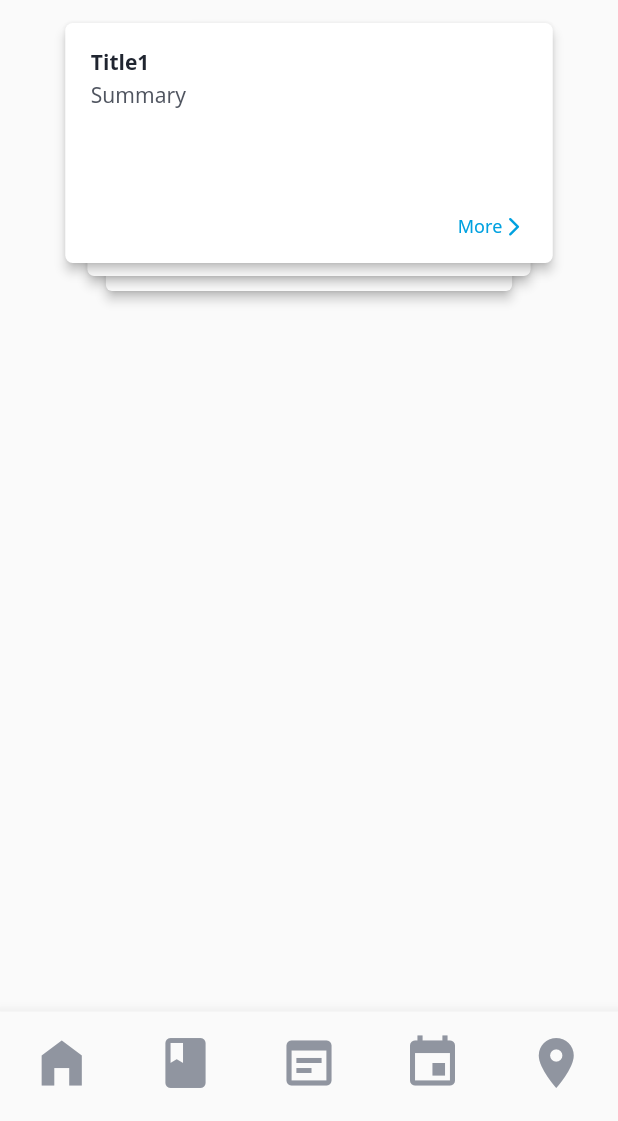
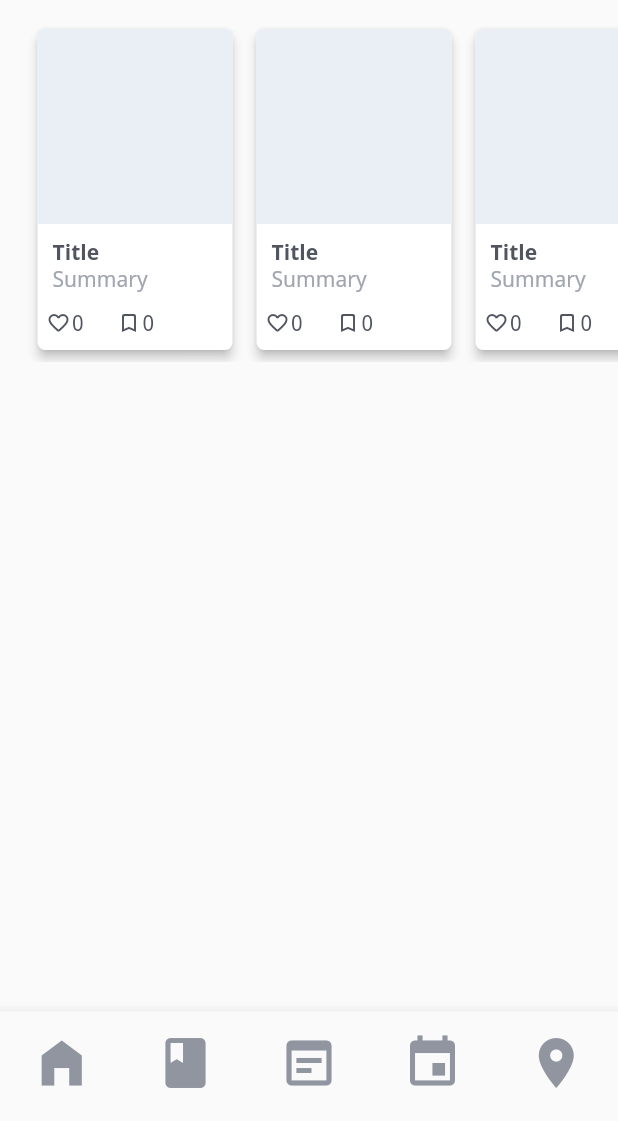
Before and after one commit to padong4284/padong-app, a Flutter app: the MainView screen opened by its route, on a phone screen of 412 x 824 dp, the part 115-1236 px from its top. Run offline on Flutter 3.47's test engine with Material 2 defaults, Android fonts, the phone set to English and light mode, and no system bars.

Commit message:
feat: Horizontal Scroll Cards (#59)
* refactor: PostCard fixed size

* feat: overflow parent's padding scrollable

* feat: set leftend, rightend padding same to parent

```diff
--- a/lib/ui/views/main/main_view.dart
+++ b/lib/ui/views/main/main_view.dart
@@ -1,8 +1,8 @@
 import 'package:flutter/material.dart';
 import 'package:padong/ui/theme/app_theme.dart';
 import 'package:padong/ui/views/bottom_navigation_bar.dart';
-import 'package:padong/ui//widgets/swipe_deck.dart';
-import 'package:padong/ui/widgets/summary_card.dart';
+import 'package:padong/ui/widgets/post_card.dart';
+import 'package:padong/ui/widgets/horizontal_scroller.dart';
 
 class MainView extends StatefulWidget {
   final bool isPMain;
@@ -22,7 +22,12 @@ class _MainViewState extends State<MainView> {
             child: Column(
               children: [
                 this._buildTopBar(),
-                SwipeDeck(cards: [SummaryCard('1', title: 'Title1'), SummaryCard('2', title: 'Title2'), SummaryCard('3', title: 'Title3')]),
+                HorizontalScroller(
+                  padding: 3.0,
+                  parentLeftPadding: 20.0,
+                    parentRightPadding: 20.0,
+                  children: Iterable<int>.generate(10).map((idx) => PostCard(idx.toString())).toList()
+                )
               ],
             )),
         bottomNavigationBar: PadongBottomNavigationBar());
--- /dev/null
+++ b/lib/ui/widgets/horizontal_scroller.dart
@@ -0,0 +1,50 @@
+import 'package:flutter/material.dart';
+
+class HorizontalScroller extends StatelessWidget {
+  final List<Widget> children;
+  final double padding;
+  final parentLeftPadding;
+  final parentRightPadding;
+
+  HorizontalScroller(
+      {@required this.children,
+      @required this.parentLeftPadding,
+      @required this.parentRightPadding,
+      padding})
+      : this.padding = padding ?? 5;
+
+  @override
+  Widget build(BuildContext context) {
+    double width = MediaQuery.of(context).size.width;
+    return Container(
+        height: 230,
+        transform: Matrix4.translationValues(this.parentRightPadding, 0.0, 0.0),
+        child: Container(
+          transform:
+              Matrix4.translationValues(-this.parentLeftPadding, 0.0, 0.0),
+          child: OverflowBox(
+              minWidth: width,
+              maxWidth: width,
+              child: ListView(
+                  scrollDirection: Axis.horizontal,
+                  children: this
+                      .children
+                      .map((elm) => Container(
+                          padding: (this.children.indexOf(elm) %
+                                      (this.children.length - 1) ==
+                                  0)
+                              ? EdgeInsets.only(
+                                  left: this.children.indexOf(elm) == 0
+                                      ? this.parentLeftPadding
+                                      : this.padding,
+                                  right: this.children.indexOf(elm) == 0
+                                      ? this.padding
+                                      : this.parentRightPadding,
+                                  top: this.padding,
+                                  bottom: this.padding)
+                              : EdgeInsets.all(this.padding),
+                          child: elm))
+                      .toList())),
+        ));
+  }
+}
--- a/lib/ui/widgets/post_card.dart
+++ b/lib/ui/widgets/post_card.dart
@@ -14,9 +14,10 @@ class PostCard extends StatelessWidget {
     return InkWell(
         onTap: () {},
         // TODO: Routing to Post
-        child: SizedBox(
-            width: 140,
-            height: 220,
+        child: ConstrainedBox(
+            constraints: BoxConstraints(
+                maxWidth: 140,
+                maxHeight: 220),
             child: Card(
               shape: RoundedRectangleBorder(
                 borderRadius: BorderRadius.circular(5.0),
```
